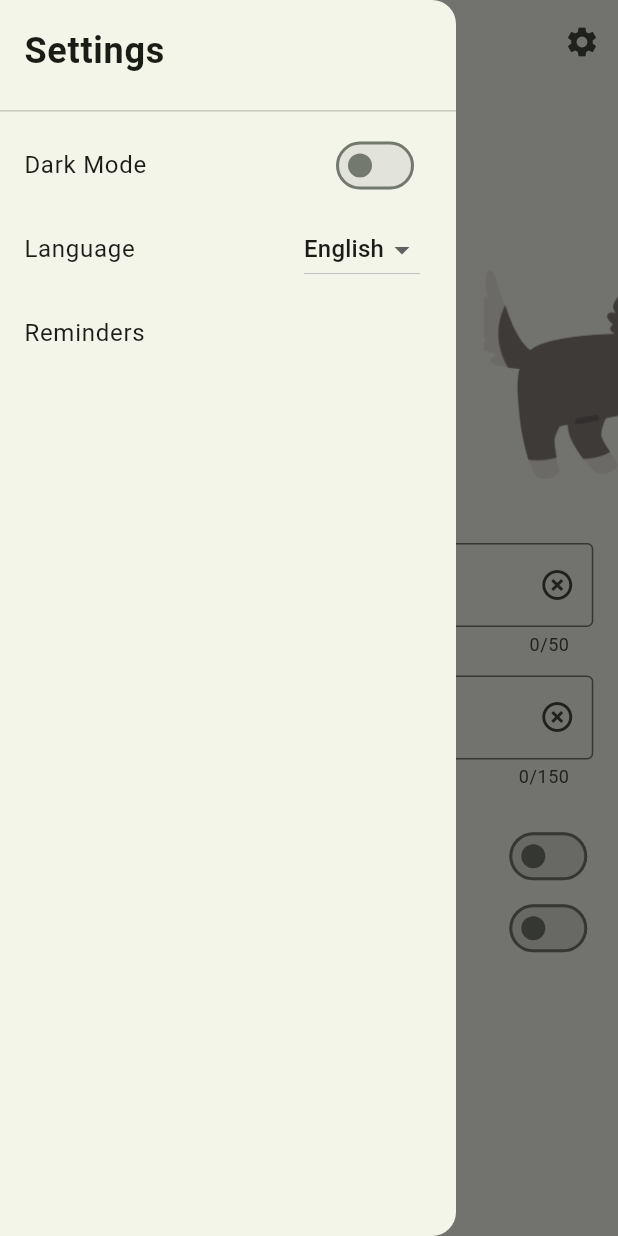
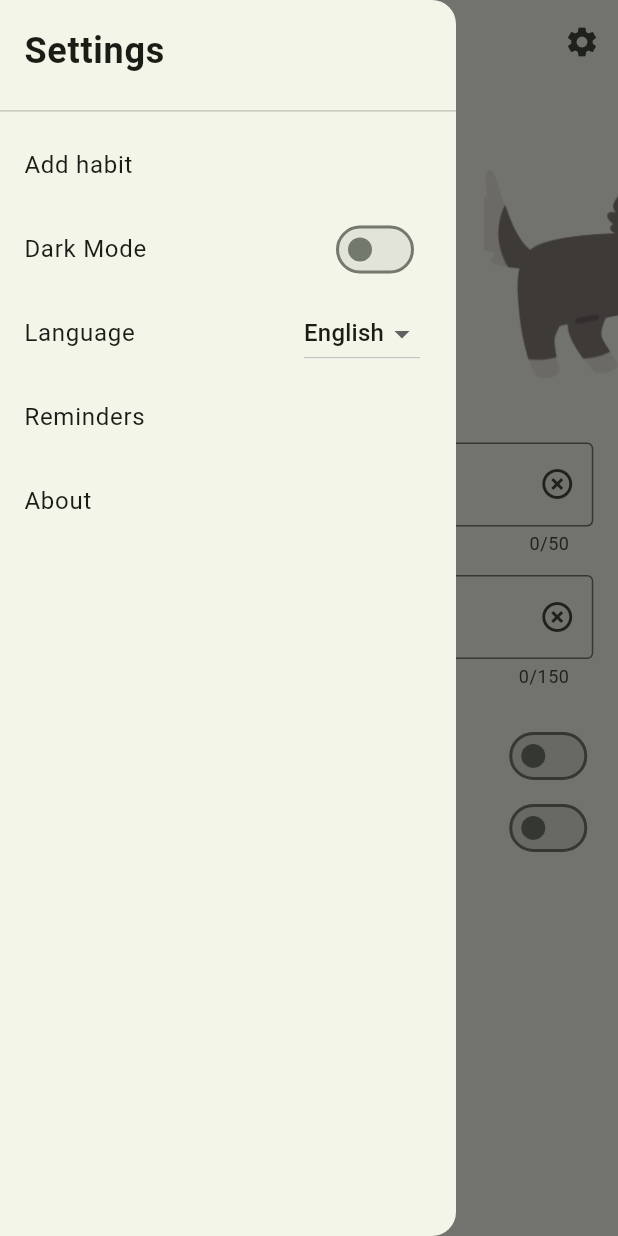
Before and after one commit to agata-miko/skip_the_streak, a Flutter app: the AddHabitScreen screen opened directly, with the side drawer open, on a phone screen of 412 x 824 dp. Run offline on Flutter 3.47's test engine with Material 3 defaults, Android fonts, the light colour scheme and no system bars; drawn by our look-alikes of carousel_slider; our stand-ins replace flutter_bloc, google_fonts; generated files the repository leaves out were written again; Roboto replaces fonts that are missing (Assistant).

Commit message:
menu button added to the card, edit and delete menu added

```diff
--- a/lib/cubits/language_cubit.dart
+++ b/lib/cubits/language_cubit.dart
@@ -1,5 +1,7 @@
 import 'package:flutter_bloc/flutter_bloc.dart';
 import 'package:flutter/material.dart';
+
+//TODO pass the locale to db to ensure app remembers the user's choice
 
 class LanguageCubit extends Cubit<Locale> {
   LanguageCubit() : super(const Locale('en'));
--- a/lib/l10n/app_en.arb
+++ b/lib/l10n/app_en.arb
@@ -8,5 +8,7 @@
   "password_label_2": "Confirm Password",
   "dayOfWeek": "Hello {dayOfWeek}",
   "startDate": "Start date",
-  "milestone": "Milestone"
+  "milestone": "Milestone",
+  "about1": "What is Skip the Streak all about?",
+  "about2": "Forget the pressure of keeping a perfect streak. It's simple: focus on action, not perfection.Track your habits, celebrate your progress, and take it one day at a time. Enjoy the small wins without the stress."
 }
--- a/lib/l10n/app_pl.arb
+++ b/lib/l10n/app_pl.arb
@@ -8,5 +8,7 @@
   "password_label_2": "Powtórz hasło",
   "dayOfWeek": "Cześć {dayOfWeek}",
   "startDate": "Data początkowa",
-  "milestone": "Krok milowy"
+  "milestone": "Krok milowy",
+  "about1": "Czym jest Skip the Streak?",
+  "about2": "Zapomnij o presji utrzymania idealnej serii. To proste: skup się na działaniu, a nie na perfekcji. Śledź swoje nawyki, ciesz się postępami i rób to krok po kroku. Ciesz się małymi zwycięstwami bez zbędnej presji."
 }
--- a/lib/screens/add_habit_screen.dart
+++ b/lib/screens/add_habit_screen.dart
@@ -58,6 +58,7 @@ class _AddHabitScreenState extends State<AddHabitScreen> {
     return SafeArea(
       child: Scaffold(
         appBar: AppBar(
+          // title: Text('New habit'),
           leading: IconButton(
               onPressed: () {
                 Navigator.pop(context);
@@ -83,24 +84,24 @@ class _AddHabitScreenState extends State<AddHabitScreen> {
           child: Column(
             crossAxisAlignment: CrossAxisAlignment.start,
             children: <Widget>[
-              Padding(
-                padding: EdgeInsets.symmetric(
-                    horizontal: MediaQuery.of(context).size.width * 0.04,
-                    vertical: MediaQuery.of(context).size.height * 0.02),
-                child: Text(
-                  'New habit',
-                  style: TextStyle(
-                    fontSize: 24,
-                    // Slightly smaller for better balance
-                    color: Theme.of(context).colorScheme.primary,
-                    fontWeight: FontWeight.bold,
-                    // Reduce to 'bold' for cleaner look
-                    letterSpacing: 0.8,
-                    // Subtle letter spacing for refinement
-                    height: 1.4, // Adjust line height for better spacing
-                  ),
-                ),
-              ),
+              // Padding(
+              //   padding: EdgeInsets.symmetric(
+              //       horizontal: MediaQuery.of(context).size.width * 0.04,
+              //       vertical: MediaQuery.of(context).size.height * 0.02),
+              //   child: Text(
+              //     'New habit',
+              //     style: TextStyle(
+              //       fontSize: 24,
+              //       // Slightly smaller for better balance
+              //       color: Theme.of(context).colorScheme.primary,
+              //       fontWeight: FontWeight.bold,
+              //       // Reduce to 'bold' for cleaner look
+              //       letterSpacing: 0.8,
+              //       // Subtle letter spacing for refinement
+              //       height: 1.4, // Adjust line height for better spacing
+              //     ),
+              //   ),
+              // ),
               SizedBox(height: MediaQuery.of(context).size.height * 0.02),
               CarouselWidget(imgList: imgList),
               SizedBox(height: MediaQuery.of(context).size.height * 0.02),
@@ -251,6 +252,13 @@ class _AddHabitScreenState extends State<AddHabitScreen> {
                 ),
               ),
               if (_isSwitched_2) MilestoneCarousel(),
+              SizedBox(height: MediaQuery.of(context).size.height * 0.03,),
+              Center(
+                child: ElevatedButton(
+                  onPressed: () {},
+                  child: Text('Add habit'),
+                ),
+              ),
             ],
           ),
         ),
--- a/lib/widgets/drawer.dart
+++ b/lib/widgets/drawer.dart
@@ -3,6 +3,8 @@ import 'package:flutter_bloc/flutter_bloc.dart';
 
 import '../cubits/dark_theme_cubit.dart';
 import '../cubits/language_cubit.dart';
+import '../screens/about_screen.dart';
+import '../screens/add_habit_screen.dart';
 import '../screens/reminder_screen.dart';
 
 class AppDrawer extends StatelessWidget {
@@ -30,6 +32,15 @@ class AppDrawer extends StatelessWidget {
                 ),
               ),
             ),
+          ),
+          ListTile(
+            title: const Text('Add habit'),
+            onTap: () async {
+              Navigator.pop(context);
+              await Navigator.push(context,
+                  MaterialPageRoute(builder: (context) => AddHabitScreen()));
+              // Close the drawer
+            },
           ),
           ListTile(
             title: const Text('Dark Mode'),
@@ -76,6 +87,15 @@ class AppDrawer extends StatelessWidget {
               // Close the drawer
             },
           ),
+          ListTile(
+            title: const Text('About'),
+            onTap: () async {
+              Navigator.pop(context);
+              await Navigator.push(context,
+                  MaterialPageRoute(builder: (context) => AboutScreen()));
+              // Close the drawer
+            },
+          ),
           // ListTile(
           //   title: const Text('Profile'),
           //   onTap: () {
```
Also changed, not shown: lib/screens/about_screen.dart (+19 -8 lines), lib/screens/edit_habit_screen.dart (+49 -25 lines), lib/widgets/habit_card.dart (+49 -6 lines).
